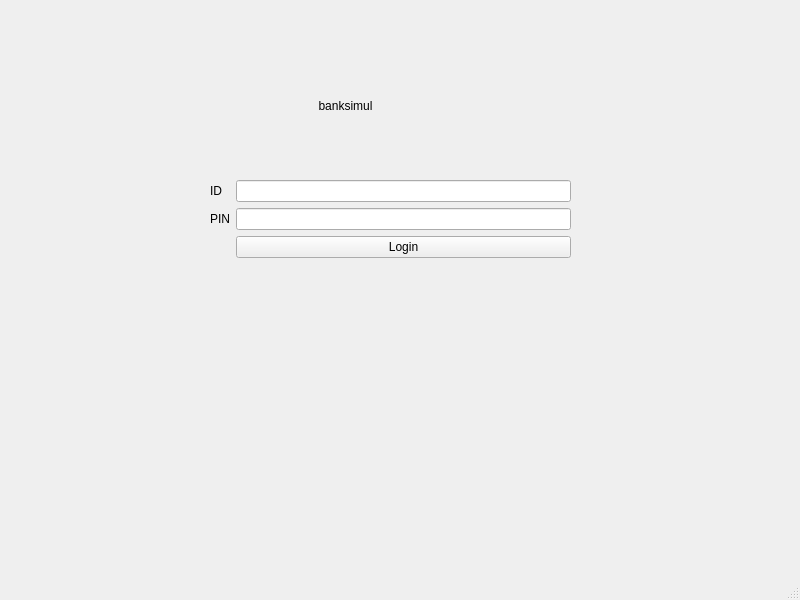
22kmo-project/group_10, file frontend/loginwindownew.ui: the form before one commit.
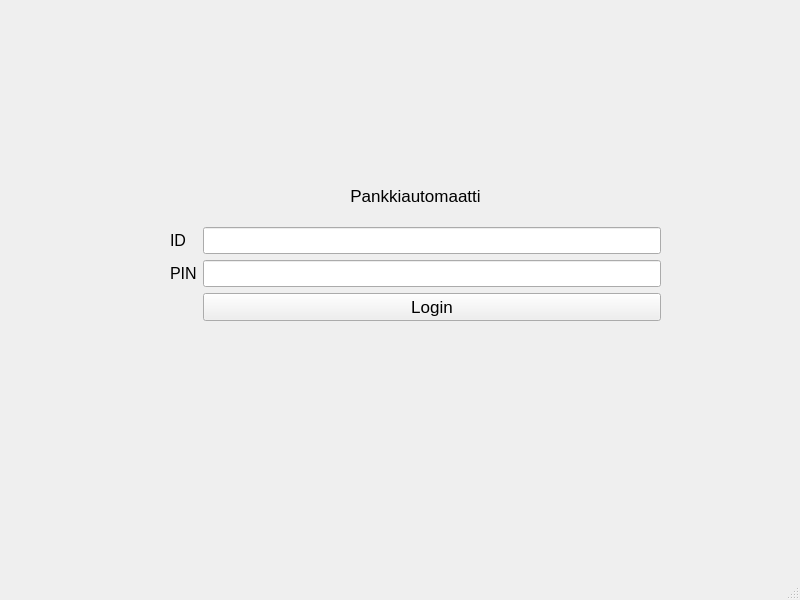
The form after the commit.

Commit message: Nätimpi login ikkuna

Diff of the .ui file:
```diff
--- a/frontend/loginwindownew.ui
+++ b/frontend/loginwindownew.ui
@@ -33,15 +33,37 @@
      <widget class="QWidget" name="formLayoutWidget">
       <property name="geometry">
        <rect>
-        <x>210</x>
-        <y>180</y>
-        <width>361</width>
-        <height>141</height>
+        <x>170</x>
+        <y>170</y>
+        <width>491</width>
+        <height>151</height>
        </rect>
       </property>
+      <layout class="QVBoxLayout" name="verticalLayout">
+       <item>
+        <widget class="QLabel" name="labelWelcome">
+         <property name="font">
+          <font>
+           <pointsize>13</pointsize>
+          </font>
+         </property>
+         <property name="text">
+          <string>Pankkiautomaatti</string>
+         </property>
+         <property name="alignment">
+          <set>Qt::AlignCenter</set>
+         </property>
+        </widget>
+       </item>
+       <item>
       <layout class="QFormLayout" name="formLayout">
        <item row="0" column="0">
         <widget class="QLabel" name="labelID">
+           <property name="font">
+            <font>
+             <pointsize>12</pointsize>
+            </font>
+           </property>
          <property name="text">
           <string>ID</string>
          </property>
@@ -49,6 +71,11 @@
        </item>
        <item row="0" column="1">
         <widget class="QLineEdit" name="idEdit">
+           <property name="font">
+            <font>
+             <pointsize>12</pointsize>
+            </font>
+           </property>
          <property name="styleSheet">
           <string notr="true">qApp-&gt;setStyleSheet(&quot;QLineEdit { background-color: yellow }&quot;);</string>
          </property>
@@ -56,38 +83,43 @@
        </item>
        <item row="1" column="0">
         <widget class="QLabel" name="labelPIN">
+           <property name="font">
+            <font>
+             <pointsize>12</pointsize>
+            </font>
+           </property>
          <property name="text">
           <string>PIN</string>
          </property>
         </widget>
        </item>
        <item row="1" column="1">
-        <widget class="QLineEdit" name="pinEdit"/>
+          <widget class="QLineEdit" name="pinEdit">
+           <property name="font">
+            <font>
+             <pointsize>12</pointsize>
+            </font>
+           </property>
+           <property name="echoMode">
+            <enum>QLineEdit::Password</enum>
+           </property>
+          </widget>
        </item>
        <item row="2" column="1">
         <widget class="QPushButton" name="loginButton">
+           <property name="font">
+            <font>
+             <pointsize>13</pointsize>
+            </font>
+           </property>
          <property name="text">
           <string>Login</string>
          </property>
         </widget>
        </item>
       </layout>
-     </widget>
-     <widget class="QLabel" name="labelWelcome">
-      <property name="geometry">
-       <rect>
-        <x>240</x>
-        <y>80</y>
-        <width>211</width>
-        <height>51</height>
-       </rect>
-      </property>
-      <property name="text">
-       <string>banksimul</string>
-      </property>
-      <property name="alignment">
-       <set>Qt::AlignCenter</set>
-      </property>
+       </item>
+      </layout>
      </widget>
     </widget>
     <widget class="QWidget" name="page_2">
```
Left out of the diff: 2 changed lines with no effect on the pictures. Lines whose indentation alone changed are shown as unchanged. The commit also changes 1 other file.
